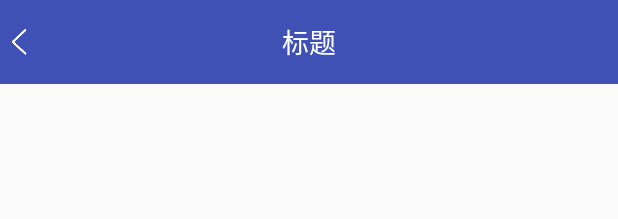
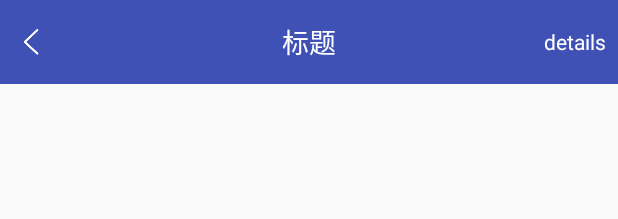
Before and after one commit to ervinsae/RxErvin, an Android app: the layout toolbar.xml on its own in the app's theme, with its tools: preview values and no code run, on a phone screen of 412 x 824 dp. Shown: the top 219 px of the screen. Run offline under Robolectric (Android 15) with nearby library versions, the phone set to English and light mode, and no system bars.

Commit message:
1，优化代码

```diff
--- a/app/src/main/java/com/ervin/android/rxervin/MainActivity.java
+++ b/app/src/main/java/com/ervin/android/rxervin/MainActivity.java
@@ -7,9 +7,9 @@ import android.support.v4.app.FragmentPagerAdapter;
 import android.support.v4.view.ViewPager;
 import android.view.View;
 
+import com.ervin.android.rxervin.fragment.AndroidFragment;
 import com.ervin.android.rxervin.fragment.ElementFragment;
 import com.ervin.android.rxervin.fragment.GankDayFragment;
-import com.ervin.android.rxervin.fragment.AndroidFragment;
 
 import butterknife.BindView;
 import butterknife.ButterKnife;
--- a/app/src/main/java/com/ervin/android/rxervin/fragment/GankDayFragment.java
+++ b/app/src/main/java/com/ervin/android/rxervin/fragment/GankDayFragment.java
@@ -18,6 +18,7 @@ import com.ervin.android.rxervin.api.ApiRequest;
 import com.ervin.android.rxervin.entity.AndroidGankEntity;
 import com.ervin.android.rxervin.entity.Meizhis;
 import com.ervin.android.rxervin.utils.TimeHelper;
+import com.orhanobut.logger.Logger;
 
 import java.util.List;
 
@@ -73,6 +74,7 @@ public class GankDayFragment extends Fragment {
                 }else{
                     url = mIOSData.get(position - mAndroidData.size()).url;
                 }
+                Logger.d("url---------",url);
                 Intent intent = new Intent(getActivity(), GankInfoActivity.class);
                 intent.putExtra("url",url);
                 startActivity(intent);
--- a/app/src/main/res/layout/fragment_element.xml
+++ b/app/src/main/res/layout/fragment_element.xml
@@ -8,6 +8,7 @@
     <LinearLayout
         android:layout_width="match_parent"
         android:layout_height="wrap_content"
+        android:orientation="vertical"
         android:focusable="true"
         android:focusableInTouchMode="true">
 
--- a/app/src/main/res/layout/toolbar.xml
+++ b/app/src/main/res/layout/toolbar.xml
@@ -20,11 +20,22 @@
             android:textSize="18sp"/>
 
         <ImageView
+            android:layout_marginLeft="8dp"
             android:id="@+id/iv_back"
             android:layout_width="wrap_content"
             android:layout_height="wrap_content"
             android:src="@mipmap/ic_back"
             android:padding="8dp"/>
+
+        <TextView
+            android:id="@+id/toolbar_right"
+            android:layout_marginRight="8dp"
+            android:layout_width="wrap_content"
+            android:layout_height="wrap_content"
+            android:text="details"
+            android:textColor="@color/white"
+            android:layout_centerVertical="true"
+            android:layout_alignParentRight="true"/>
     </RelativeLayout>
 
 </android.support.v7.widget.Toolbar>
```
